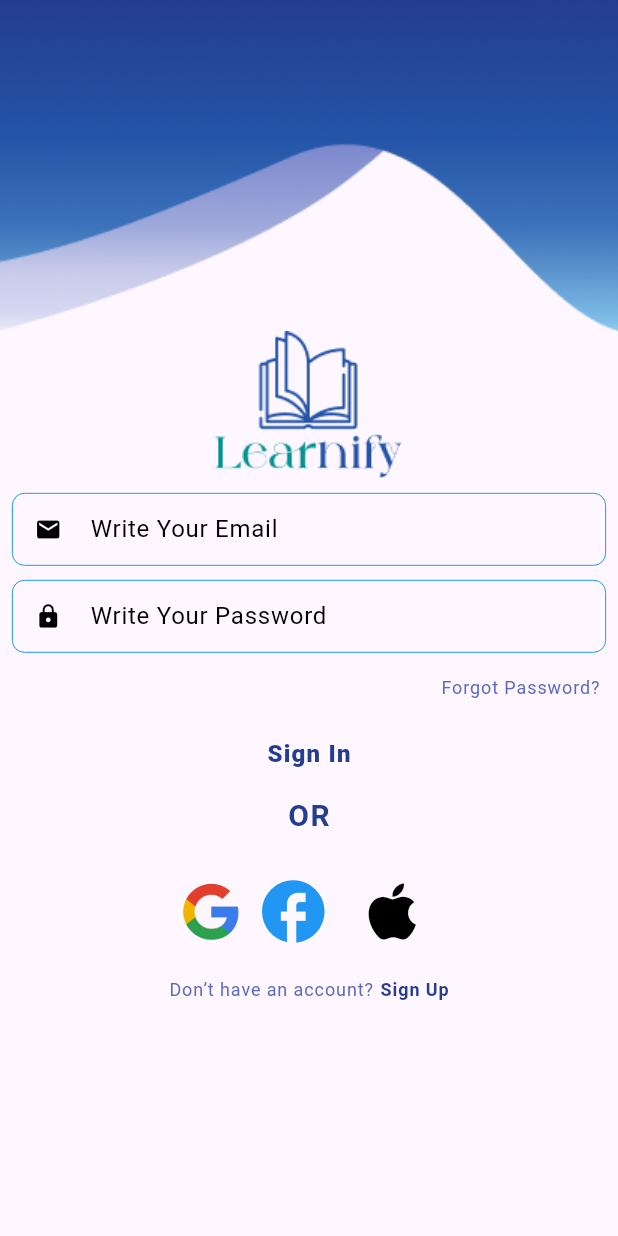
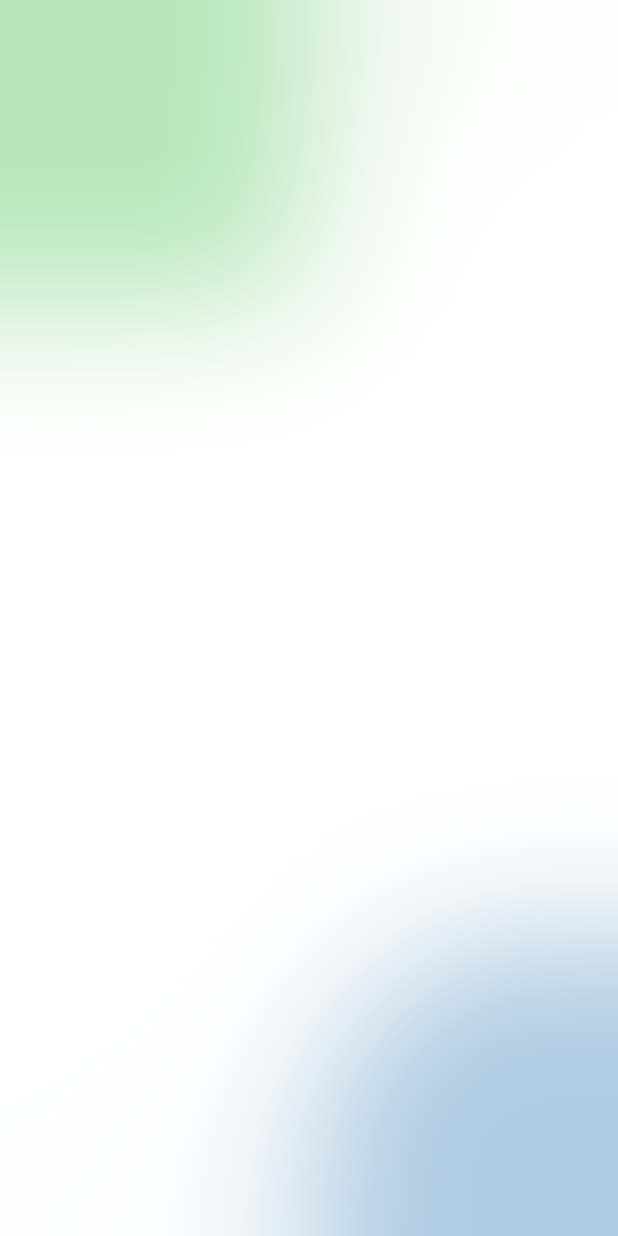
Before and after one commit to TopuFD/im-task, a Flutter app: the screen it shows after launch, after a tap on "Forgot Password?", on a phone screen of 412 x 824 dp. Run offline on Flutter 3.47's test engine with Material 3 defaults, Android fonts, the phone set to English and light mode, and no system bars; our stand-ins replace firebase_core, get, pie_chart; accounts and stored records are empty; Roboto replaces fonts that are missing (Poppins).

Commit message:
add forget pass screen

```diff
--- a/lib/core/app_route.dart
+++ b/lib/core/app_route.dart
@@ -1,5 +1,8 @@
 
 import 'package:get/get.dart';
+import 'package:vedio_call/view/auth_screen/forget_pass_screen.dart';
+import 'package:vedio_call/view/auth_screen/get_otp_screen.dart';
+import 'package:vedio_call/view/auth_screen/reset_pass_screen.dart';
 import 'package:vedio_call/view/auth_screen/signin_screen.dart';
 import 'package:vedio_call/view/auth_screen/signup_screen.dart';
 import 'package:vedio_call/view/bottom_nav_bar.dart';
@@ -16,6 +19,10 @@ class AppRoute {
   static const settingsPage = "/settingsPage";
   static const pricacyPolicy = "/privacyPolicy";
   static const aboutPage = "/aboutPage";
+  static const forgetPassScreen = "/forgetPassScreen";
+  static const getOtpScreen = "/getOtpScreen";
+  static const resetPassScreen = "/resetPassScreen";
+  static const jdkfjk = "/jdkfjk";
   static List<GetPage> pages = [
     GetPage(name: signinScreen, page: ()=> SigninScreen()),
     GetPage(name: signUpScreen, page: ()=> SignupScreen()),
@@ -24,6 +31,10 @@ class AppRoute {
     GetPage(name: settingsPage, page: ()=> const SettingsPage()),
     GetPage(name: pricacyPolicy, page: ()=> const PrivacyPolicy()),
     GetPage(name: aboutPage, page: ()=> const AboutScreen()),
+    // GetPage(name: forgetPassScreen, page: ()=> const ForgetPassScreen()),
+    GetPage(name: getOtpScreen, page: ()=> const GetOtpScreen()),
+    GetPage(name: resetPassScreen, page: ()=> const ResetPassScreen()),
+    GetPage(name: jdkfjk, page: ()=>  BlurBackground()),
   ];
 
 }
--- /dev/null
+++ b/lib/view/auth_screen/forget_pass_screen.dart
@@ -0,0 +1,106 @@
+// import 'package:flutter/material.dart';
+// import 'package:get/get.dart';
+
+// class ForgetPassScreen extends StatelessWidget {
+//   const ForgetPassScreen({super.key});
+
+//   @override
+//   Widget build(BuildContext context) {
+//     return Scaffold(
+//       body: ClipRRect(
+//         borderRadius:  ,
+//         child: Container(
+//           height: Get.height,
+//           width: Get.width,
+//           decoration: BoxDecoration(
+//             gradient: LinearGradient(
+//               begin: Alignment.topLeft,
+//               end: Alignment.bottomRight,
+//               colors: [
+//                 Color.fromARGB(255, 191, 228, 245),
+//                 Colors.white,
+//                 Colors.white,
+//                 Colors.white,
+//                 Color.fromARGB(255, 184, 238, 200),
+//               ],
+//             ),
+//           ),
+
+//             child: Center(
+//               child: Text(
+//                 'Linear Gradient with Rounded Corner',
+//                 style: TextStyle(fontSize: 24, color: Colors.black),
+//               ),
+//             ),
+//           ),
+//       ),
+//       );
+//   }
+// }
+
+import 'dart:ui';
+
+import 'package:flutter/material.dart';
+
+class BlurBackground extends StatelessWidget {
+  @override
+  Widget build(BuildContext context) {
+    return Stack(
+      children: [
+        // Background gradient
+        Container(
+          decoration: BoxDecoration(
+            gradient: LinearGradient(
+              begin: Alignment.topLeft,
+              end: Alignment.bottomRight,
+              colors: [
+                const Color.fromARGB(255, 156, 204, 158),
+                Colors.white,
+                Colors.white,
+                Colors.white,
+                Colors.white,
+                Colors.white,
+                const Color.fromARGB(255, 190, 213, 233)
+              ],
+            ),
+          ),
+        ),
+        // Top-left blur circle
+        Positioned(
+          top: -100,
+          left: -100,
+          child: Container(
+            width: 300,
+            height: 300,
+            decoration: BoxDecoration(
+              shape: BoxShape.circle,
+              color: const Color.fromARGB(255, 213, 240, 214).withOpacity(0.3),
+            ),
+            child: BackdropFilter(
+              filter: ImageFilter.blur(sigmaX: 80, sigmaY: 50),
+              child: Container(color:
+                const Color.fromARGB(255, 183, 231, 185),),
+            ),
+          ),
+        ),
+        // Bottom-right blur circle
+        Positioned(
+          bottom: -100,
+          right: -100,
+          child: Container(
+            width: 300,
+            height: 300,
+            decoration: BoxDecoration(
+              shape: BoxShape.circle,
+              color: const Color.fromARGB(255, 174, 203, 226),
+            ),
+            child: BackdropFilter(
+              filter: ImageFilter.blur(sigmaX: 50, sigmaY: 50),
+              child: Container(color: Colors.transparent),
+            ),
+          ),
+        ),
+      ],
+    );
+  }
+}
--- /dev/null
+++ b/lib/view/auth_screen/get_otp_screen.dart
@@ -0,0 +1,10 @@
+import 'package:flutter/material.dart';
+
+class GetOtpScreen extends StatelessWidget {
+  const GetOtpScreen({super.key});
+
+  @override
+  Widget build(BuildContext context) {
+    return const Placeholder();
+  }
+}
--- /dev/null
+++ b/lib/view/auth_screen/reset_pass_screen.dart
@@ -0,0 +1,10 @@
+import 'package:flutter/material.dart';
+
+class ResetPassScreen extends StatelessWidget {
+  const ResetPassScreen({super.key});
+
+  @override
+  Widget build(BuildContext context) {
+    return const Placeholder();
+  }
+}
--- a/lib/view/auth_screen/signin_screen.dart
+++ b/lib/view/auth_screen/signin_screen.dart
@@ -53,10 +53,13 @@ class SigninScreen extends StatelessWidget {
                   ],
                 ),
               )),
+              //==============================forget button here=====================>
           Align(
             alignment: Alignment.topRight,
             child: TextButton(
-                onPressed: () {},
+                onPressed: () {
+                  Get.toNamed(AppRoute.jdkfjk);
+                },
                 child: Text(
                   AppString.forget,
                   style: TextStyle(
@@ -72,6 +75,7 @@ class SigninScreen extends StatelessWidget {
           const SizedBox(
             height: 10,
           ),
+          //=============================================================sign in button===============here
           InkWell(
             onTap: (){
               Get.toNamed(AppRoute.bottomNavBar);
--- a/lib/view/setting_page/about.dart
+++ b/lib/view/setting_page/about.dart
@@ -8,13 +8,13 @@ class AboutScreen extends StatelessWidget {
   Widget build(BuildContext context) {
     return Scaffold(
       appBar: PreferredSize(
-        preferredSize: Size.fromHeight(100),
+        preferredSize: const Size.fromHeight(100),
         child: AppBar(
           automaticallyImplyLeading: false,
-          flexibleSpace: CustomAppber(title: "About"),
+          flexibleSpace: const CustomAppber(title: "About"),
         ),
       ),
-      body: Padding(
+      body: const Padding(
         padding:  EdgeInsets.symmetric(horizontal: 10),
         child: Text(
           textAlign: TextAlign.justify,
```
